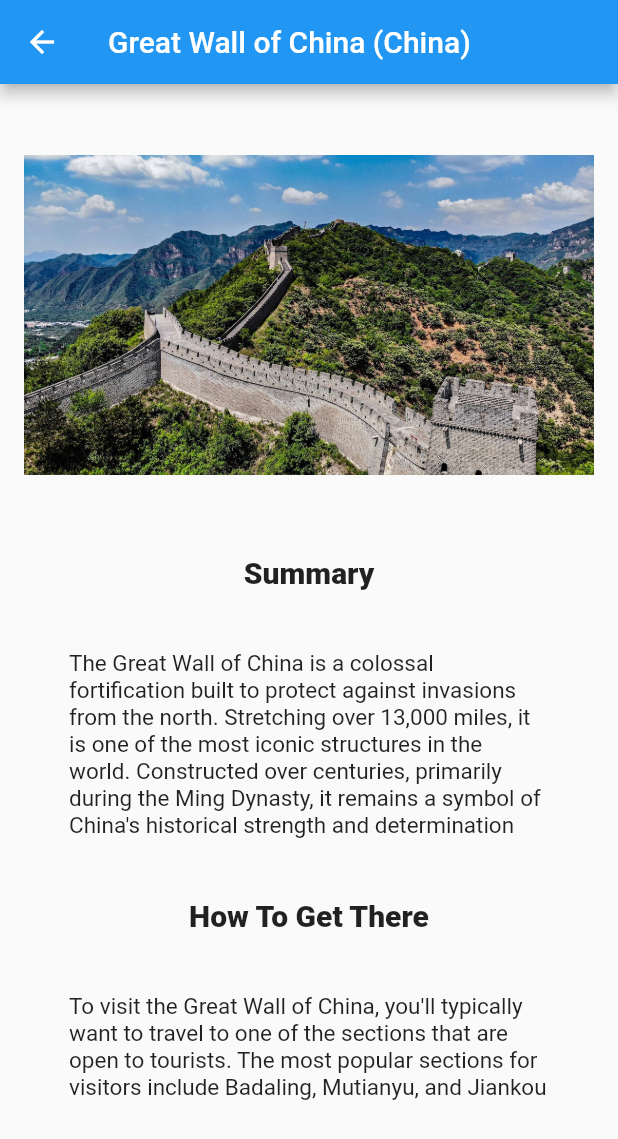
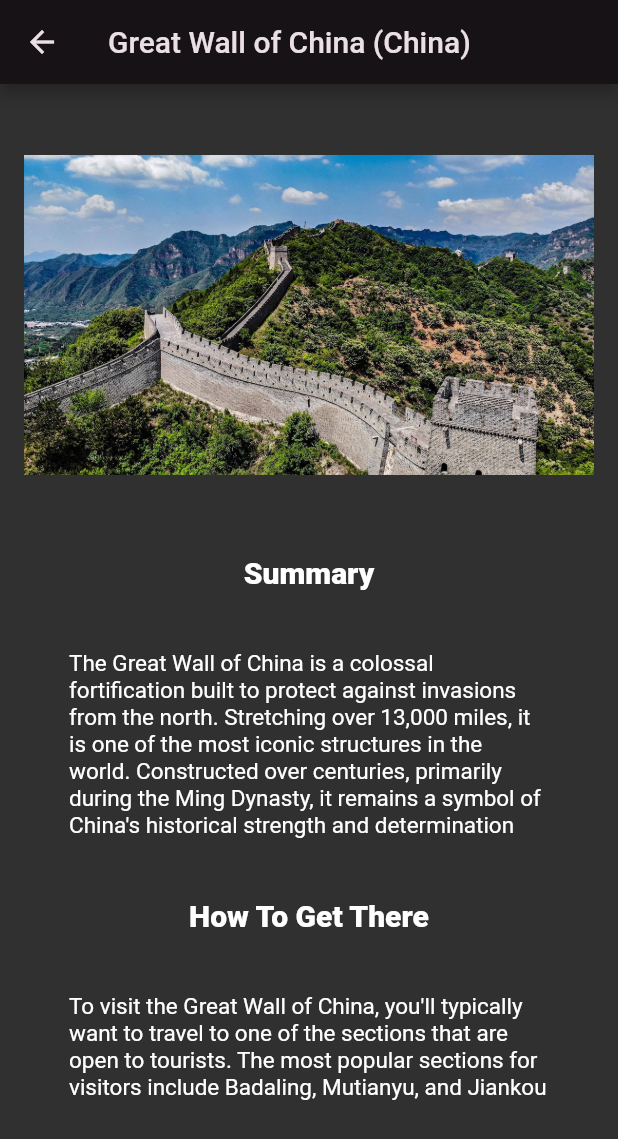
Before and after one commit to pavants777/New-Seven-Wonders-of-the-World, a Flutter app: the screen it shows after launch, after a tap on "Great Wall of China (China)", on a phone screen of 412 x 824 dp. Shown: the top 1139 px of the screen. Run offline on Flutter 3.47's test engine with Material 2 defaults, Android fonts, the phone set to English and light mode, and no system bars.

Commit message:
Next Commit

```diff
--- a/lib/Page/Homepage.dart
+++ b/lib/Page/Homepage.dart
@@ -29,7 +29,7 @@ class _HomePageState extends State<HomePage> {
         ),
       ),
       drawer: Drawer(
-          backgroundColor: Colors.white,
+          child: Scrollbar(
         child: ListView.builder(
             itemCount: locations.length,
             itemBuilder: (context, index) {
@@ -44,14 +44,16 @@ class _HomePageState extends State<HomePage> {
                             builder: (context) =>
                                 Screen(location: locations[index])));
                   });
-              })),
+            }),
+      )),
       body: HomeSheet(context),
     );
   }
 }
 
 Widget HomeSheet(BuildContext context) {
-  return ListView.builder(
+  return Scrollbar(
+    child: ListView.builder(
       itemCount: locations.length,
       itemBuilder: (context, index) {
         return ListTile(
@@ -66,6 +68,7 @@ Widget HomeSheet(BuildContext context) {
           },
         );
       },
+    ),
   );
 }
 
--- a/lib/Page/Screen.dart
+++ b/lib/Page/Screen.dart
@@ -11,7 +11,8 @@ class Screen extends StatelessWidget {
       appBar: AppBar(
         title: Text(location.name ?? 'Unkown'),
       ),
-      body: ListView(
+      body: Scrollbar(
+        child: ListView(
           children: <Widget>[
             ListTile(
               title: Column(
@@ -29,6 +30,7 @@ class Screen extends StatelessWidget {
               ),
             ),
           ],
+        ),
       ),
     );
   }
--- a/lib/main.dart
+++ b/lib/main.dart
@@ -9,6 +9,11 @@ class MyApp extends StatelessWidget {
   @override
   Widget build(BuildContext context) {
     return MaterialApp(
+      theme: ThemeData(
+          colorScheme: ColorScheme.fromSeed(
+        seedColor: Colors.purple,
+        brightness: Brightness.dark,
+      )),
       home: HomePage(),
     );
   }
--- a/pubspec.yaml
+++ b/pubspec.yaml
@@ -40,12 +40,14 @@ dev_dependencies:
   flutter_test:
     sdk: flutter
 
+
   # The "flutter_lints" package below contains a set of recommended lints to
   # encourage good coding practices. The lint set provided by the package is
   # activated in the `analysis_options.yaml` file located at the root of your
   # package. See that file for information about deactivating specific lint
   # rules and activating additional ones.
   flutter_lints: ^2.0.0
+  test: ^1.24.1
 
 # For information on the generic Dart part of this file, see the
 # following page: https://dart.dev/tools/pub/pubspec
```
Also changed, not shown: pubspec.lock, 1 other file. Lines whose indentation alone changed are shown as unchanged.
